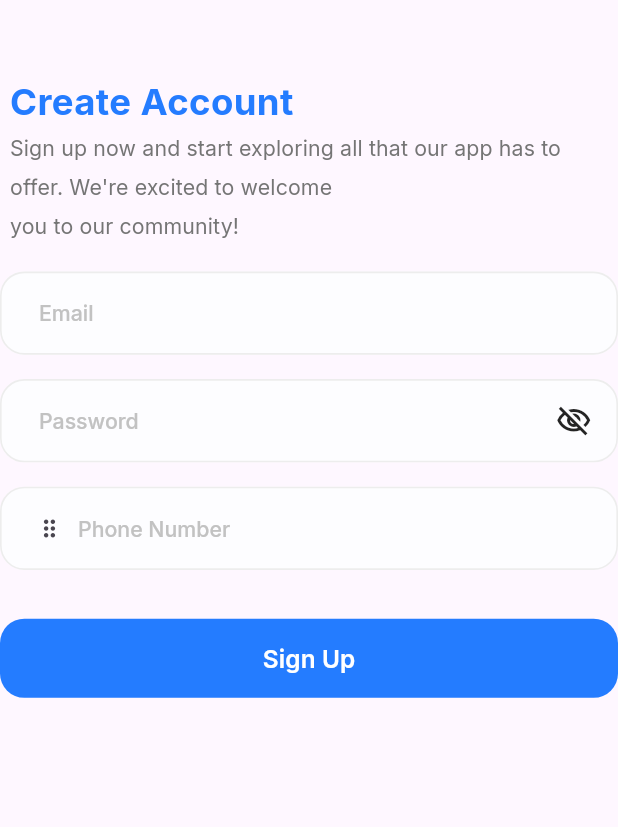
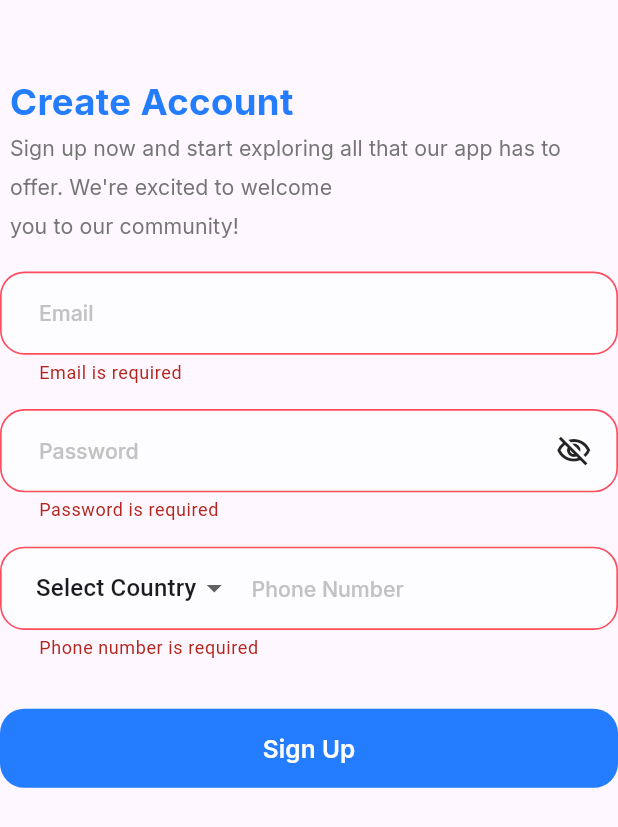
Before and after one commit to elsaramji/doctors_doc, a Flutter app: the CreateAccountbyEmailView widget shown alone on an empty page, opened directly, after a tap on "Sign Up", on a phone screen of 412 x 824 dp. Shown: the top 827 px of the screen. Run offline on Flutter 3.47's test engine with Material 3 defaults, Android fonts, the phone set to English and light mode, and no system bars; our stand-ins replace dartz, dio, flutter_screenutil, flutter_svg, go_router, google_fonts.

Commit message:
imp regsirer api , error model , respons , user form and dio factory

```diff
--- /dev/null
+++ b/lib/core/errors/error_model.dart
@@ -0,0 +1,6 @@
+class ErrorModel {
+  final String message;
+  final int? code;
+
+  ErrorModel({required this.message, this.code});
+}
--- /dev/null
+++ b/lib/futures/auth/data/model/user_form_model.dart
@@ -0,0 +1,23 @@
+import 'package:doctors_doc/futures/auth/domain/enitties/user_form_enitty.dart';
+
+class UserFormModel implements UserFormEnitty {
+  String email;
+  String password;
+  String name;
+  String phone;
+  UserFormModel({
+    required this.email,
+    required this.password,
+    required this.name,
+    required this.phone,
+  });
+  @override
+  Map<String, dynamic> toJson() => {
+    'email': email,
+    'password': password,
+    "gender": 0,
+    "password_confirmation": password,
+    'name': name,
+    'phone': phone,
+  };
+}
--- a/lib/futures/auth/data/reister_api_imp.dart
+++ /dev/null
@@ -1,16 +0,0 @@
-
-import 'package:dartz/dartz.dart';
-import 'package:doctors_doc/futures/auth/domain/errors/errors.dart';
-import 'package:doctors_doc/futures/auth/domain/regesiter_email.dart';
-
-class RegisterApiImpl implements RegisterEmail {
-  @override
-  Future<Either<AuthError, String>> register(
-    String email,
-    String password,
-    String phone,
-  ) {
-    // Simulate a successful registration
-    return Future.value(Right("Registration successful"));
-  }
-}
--- /dev/null
+++ b/lib/futures/auth/domain/enitties/respons_enitty.dart
@@ -0,0 +1,5 @@
+abstract class ResponsEnitty {
+  String? message;
+  Map<String, dynamic>? data;
+  int? statusCode;
+}
--- /dev/null
+++ b/lib/futures/auth/domain/enitties/user_form_enitty.dart
@@ -0,0 +1,15 @@
+abstract class UserFormEnitty {
+  final String email;
+  final String password;
+  final String? phone;
+  final String? name;
+
+  UserFormEnitty({
+    required this.email,
+    required this.password,
+    this.phone,
+    this.name,
+  });
+
+  Map<String, dynamic> toJson();
+}
--- a/lib/futures/auth/domain/errors/errors.dart
+++ /dev/null
@@ -1,6 +0,0 @@
-abstract class AuthError {
-  final String message;
-  final String? code;
-  final String? details;
-  AuthError(this.message, {this.code, this.details});
-}
--- a/lib/futures/auth/presentation/regsiter_cubit/regsiter_cubit.dart
+++ /dev/null
@@ -1,25 +0,0 @@
-import 'package:bloc/bloc.dart';
-import 'package:doctors_doc/futures/auth/data/reister_api_imp.dart';
-import 'package:doctors_doc/futures/auth/domain/errors/errors.dart';
-import 'package:meta/meta.dart';
-
-part 'regsiter_state.dart';
-
-class RegsiterCubit extends Cubit<RegsiterState> {
-  RegsiterCubit() : super(RegsiterInitial());
-
-  /// Registers a user with the provided email, password, and phone number.
-  /// Emits [RegsiterLoading] while the registration is in progress.
-  /// On success, emits [RegsiterSuccess] with the authentication token.
-  /// On failure, emits [RegsiterFailure] with the error details.
-  Future<void> register(String email, String password, String phone) async {
-    emit(RegsiterLoading());
-    await Future.delayed(const Duration(seconds: 1));
-    final registerApi = RegisterApiImpl();
-    final result = await registerApi.register(email, password, phone);
-    result.fold(
-      (error) => emit(RegsiterFailure(error)),
-      (token) => emit(RegsiterSuccess(token)),
-    );
-  }
-}
--- a/lib/futures/auth/presentation/regsiter_cubit/regsiter_state.dart
+++ /dev/null
@@ -1,18 +0,0 @@
-part of 'regsiter_cubit.dart';
-
-@immutable
-sealed class RegsiterState {}
-
-final class RegsiterInitial extends RegsiterState {}
-
-final class RegsiterLoading extends RegsiterState {}
-
-final class RegsiterSuccess extends RegsiterState {
-  final String token;
-  RegsiterSuccess(this.token);
-}
-
-final class RegsiterFailure extends RegsiterState {
-  final AuthError error;
-  RegsiterFailure(this.error);
-}
--- a/lib/futures/auth/presentation/widgets/auth_view_builder.dart
+++ b/lib/futures/auth/presentation/widgets/auth_view_builder.dart
@@ -1,8 +1,6 @@
-import 'package:doctors_doc/futures/auth/presentation/regsiter_cubit/regsiter_cubit.dart';
 import 'package:doctors_doc/futures/auth/presentation/widgets/craate_account_view.dart';
 import 'package:doctors_doc/futures/auth/presentation/widgets/login_view.dart';
 import 'package:flutter/material.dart';
-import 'package:flutter_bloc/flutter_bloc.dart';
 import 'package:flutter_screenutil/flutter_screenutil.dart';
 
 class AuthViewBuilder extends StatelessWidget {
--- a/lib/futures/auth/presentation/widgets/craate_account_view.dart
+++ b/lib/futures/auth/presentation/widgets/craate_account_view.dart
@@ -1,29 +1,31 @@
 import 'dart:developer';
 
+import 'package:dio/dio.dart';
 import 'package:doctors_doc/core/context/dimentions.dart';
-import 'package:doctors_doc/futures/auth/presentation/regsiter_cubit/regsiter_cubit.dart';
 import 'package:doctors_doc/futures/auth/presentation/widgets/create_account_form.dart';
 import 'package:doctors_doc/futures/auth/presentation/widgets/signup_header.dart';
 import 'package:doctors_doc/shared/presentation/widgets/custom_primary_button.dart';
 import 'package:flutter/material.dart';
-import 'package:flutter_bloc/flutter_bloc.dart';
 
 class CreateAccountbyEmailView extends StatelessWidget {
   final TextEditingController emailController = TextEditingController();
   final TextEditingController passwordController = TextEditingController();
   final TextEditingController phoneController = TextEditingController();
+  final GlobalKey<FormState> formKey = GlobalKey<FormState>();
+  final Dio dio = Dio(
+    BaseOptions(
+      baseUrl: 'https://vcare.integration25.com/api',
+      headers: {
+        'Accept': 'application/json',
+        'Content-Type': 'application/json',
+      },
+    ),
+  );
+
   CreateAccountbyEmailView({super.key});
 
   @override
   Widget build(BuildContext context) {
-    return BlocProvider(
-      create: (context) => RegsiterCubit(),
-      child: Builder(
-        builder: (context) {
-          return BlocBuilder<RegsiterCubit, RegsiterState>(
-            builder: (context, state) {
-              log("Current state: $state");
-
     return SingleChildScrollView(
       child: Column(
         children: [
@@ -35,6 +37,7 @@ class CreateAccountbyEmailView extends StatelessWidget {
           context.verticalSpace(17),
           //
           CreateAccountForm(
+            formKey: formKey,
             emailController: emailController,
             passwordController: passwordController,
             phoneController: phoneController,
@@ -43,21 +46,14 @@ class CreateAccountbyEmailView extends StatelessWidget {
           PrimaryButton(
             text: "Sign Up",
             onPressed: () {
-                        // Call the register method from the RegsiterCubit
-                        context.read<RegsiterCubit>().register(
-                          emailController.text,
-                          passwordController.text,
-                          phoneController.text,
-                        );
+              if (formKey.currentState?.validate() ?? false) {
+              } else {
+                log("Form validation failed");
+              }
             },
           ),
         ],
       ),
     );
-            },
-          );
-        },
-      ),
-    );
   }
 }
--- a/lib/futures/auth/presentation/widgets/create_account_form.dart
+++ b/lib/futures/auth/presentation/widgets/create_account_form.dart
@@ -8,11 +8,14 @@ class CreateAccountForm extends StatefulWidget {
   final TextEditingController emailController;
   final TextEditingController passwordController;
   final TextEditingController phoneController;
+  final GlobalKey<FormState> formKey;
+  // Constructor to initialize the controllers
   const CreateAccountForm({
     super.key,
     required this.emailController,
     required this.passwordController,
     required this.phoneController,
+    required this.formKey,
   });
 
   @override
@@ -21,12 +24,27 @@ class CreateAccountForm extends StatefulWidget {
 
 class _CreateAccountFormState extends State<CreateAccountForm> {
   bool isObscure = true;
+  String selectedCountryCode = "";
+
   @override
   Widget build(BuildContext context) {
     return Form(
+      key: widget.formKey,
+      autovalidateMode: AutovalidateMode.onUnfocus,
       child: Column(
         children: [
           CustomFormFeild(
+            validator: (value) {
+              if (value == null || value.isEmpty) {
+                return "Email is required";
+              }
+              if (!RegExp(
+                r"^[a-zA-Z0-9._%+-]+@[a-zA-Z0-9.-]+\.[a-zA-Z]{2,}$",
+              ).hasMatch(value)) {
+                return "Please enter a valid email address";
+              }
+              return null;
+            },
             controller: widget.emailController,
             textInputAction: TextInputAction.next,
             textInputType: TextInputType.emailAddress,
@@ -35,6 +53,16 @@ class _CreateAccountFormState extends State<CreateAccountForm> {
           ),
           context.verticalSpace(16),
           CustomFormFeild(
+            validator: (value) {
+              if (value == null || value.isEmpty) {
+                return "Password is required";
+              }
+              if (value.length < 6) {
+                return "Password must be at least 6 characters";
+              }
+              // Add more validation if needed
+              return null;
+            },
             controller: widget.passwordController,
             textInputAction: TextInputAction.next,
             textInputType: TextInputType.visiblePassword,
@@ -59,6 +87,16 @@ class _CreateAccountFormState extends State<CreateAccountForm> {
           ),
           context.verticalSpace(16),
           CustomFormFeild(
+            validator: (value) {
+              if (value == null || value.isEmpty) {
+                return "Phone number is required";
+              }
+              if (value.length < 10) {
+                return "Phone number must be at least 10 digits";
+              }
+              // Add more validation if needed
+              return null;
+            },
             controller: widget.phoneController,
             textInputAction: TextInputAction.done,
             textInputType: TextInputType.phone,
@@ -68,7 +106,24 @@ class _CreateAccountFormState extends State<CreateAccountForm> {
               mainAxisSize: MainAxisSize.min,
               children: [
                 SizedBox(width: 24),
-                Icon(Icons.drag_indicator_rounded),
+                DropdownButton(
+                  underline: const SizedBox(),
+                  value: selectedCountryCode,
+                  icon: const Icon(Icons.arrow_drop_down_outlined),
+                  items: [
+                    DropdownMenuItem(child: Text("Select Country"), value: ""),
+                    DropdownMenuItem(child: Text("Egypt"), value: "+20"),
+                    DropdownMenuItem(child: Text("UAE"), value: "+2"),
+                  ],
+                  onChanged: (value) {
+                    setState(() {
+                      selectedCountryCode = value ?? "";
+                      widget.phoneController.text =
+                          "$selectedCountryCode${widget.phoneController.text.replaceAll(' ', '')}";
+                    });
+                  },
+                ),
+                SizedBox(width: 8.w),
               ],
             ),
           ),
--- a/lib/shared/presentation/widgets/custom_form_feild.dart
+++ b/lib/shared/presentation/widgets/custom_form_feild.dart
@@ -63,6 +63,14 @@ class CustomFormFeild extends StatelessWidget {
           borderRadius: BorderRadius.circular(16.r),
           borderSide: BorderSide(color: AppColors.primary100, width: 1.w),
         ),
+        errorBorder: OutlineInputBorder(
+          borderRadius: BorderRadius.circular(16.r),
+          borderSide: BorderSide(color: AppColors.secondaryfillred, width: 1.w),
+        ),
+        focusedErrorBorder: OutlineInputBorder(
+          borderRadius: BorderRadius.circular(16.r),
+          borderSide: BorderSide(color: AppColors.secondaryfillred, width: 1.w),
+        ),
       ),
     );
   }
--- a/pubspec.yaml
+++ b/pubspec.yaml
@@ -18,6 +18,7 @@ environment:
 dependencies:
   cupertino_icons: ^1.0.8
   dartz: ^0.10.1
+  dio: ^5.8.0+1
   flutter:
     sdk: flutter
   flutter_bloc: ^9.1.1
@@ -28,7 +29,9 @@ dependencies:
   flutter_svg: ^2.1.0
   go_router: ^15.1.2
   google_fonts: ^6.2.1
+  http: ^1.4.0
   intl: ^0.20.2
+  retrofit: ^4.4.2
 dev_dependencies:
   flutter_launcher_icons: "^0.14.3"
 
```
Also changed, not shown: lib/core/apis/dio_factory.dart (added, +21 -0 lines), lib/futures/auth/data/model/respons_model.dart (added, +20 -0 lines), lib/futures/auth/data/repos/imp_api_regsiter.dart (added, +33 -0 lines), lib/futures/auth/domain/login_email.dart (deleted, +0 -14 lines), lib/futures/auth/domain/regesiter_email.dart (deleted, +0 -16 lines), lib/futures/auth/domain/repos/api_regsiter.dart (added, +12 -0 lines), lib/futures/auth/domain/repos/api_login.dart (added), pubspec.lock. Lines whose indentation alone changed are shown as unchanged.
